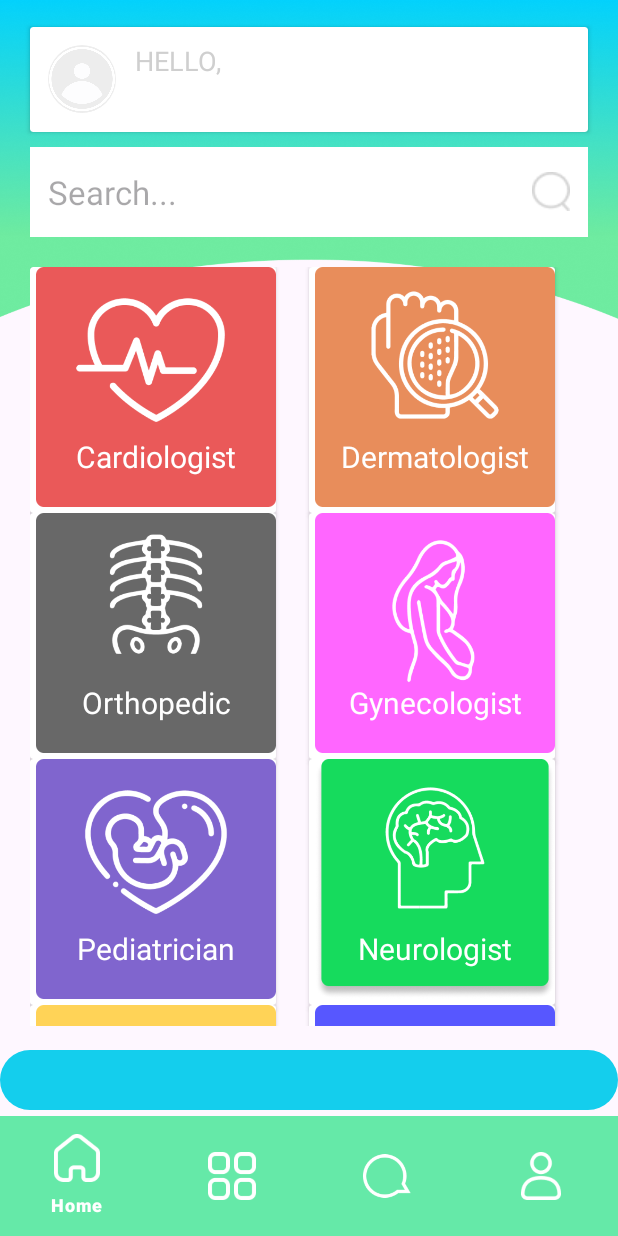
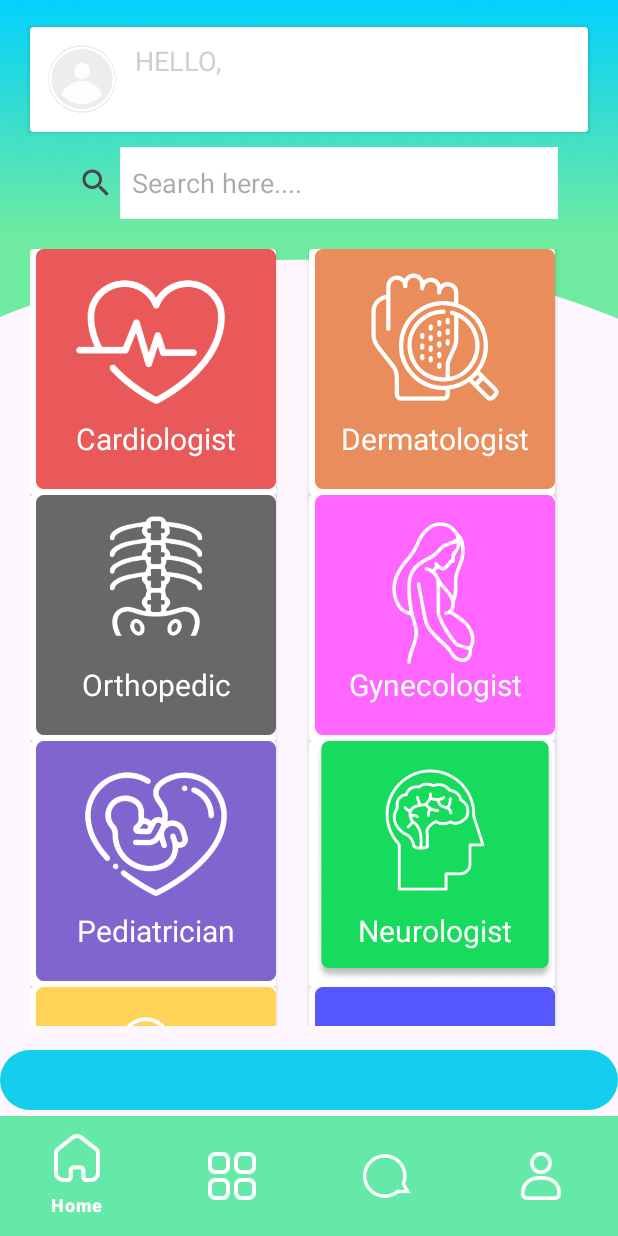
Before and after one commit to MohamedAbbas289/Care-Circle, an Android app: the fragment CategoriesFragment placed in its activity, on a phone screen of 412 x 824 dp. Run offline under Robolectric (Android 15) with nearby library versions, the phone set to English and light mode, and no system bars; our stand-ins replace CircleImageView, Firebase (no records; nobody signed in at launch, a user with empty details on screens opened directly); libraries missing offline, so code that uses them is left out: com.alan.alansdk; plain views replace AlanButton; pictures from the network do not load; 5 statements that could not run were skipped.

Commit message:
+ Search bar + top Doctors Search + Categories Search

```diff
--- a/app/src/main/java/com/example/carecircle/ui/patients/main/tabs/categories/CategoriesAdapter.kt
+++ b/app/src/main/java/com/example/carecircle/ui/patients/main/tabs/categories/CategoriesAdapter.kt
@@ -6,9 +6,14 @@ import androidx.recyclerview.widget.RecyclerView
 import com.example.carecircle.databinding.CategoryItemBinding
 import com.example.carecircle.model.CategoryData
 
-class CategoriesAdapter(val categories: ArrayList<CategoryData>) :
+class CategoriesAdapter(var categories: List<CategoryData>) :
     RecyclerView.Adapter<CategoriesAdapter.ViewHolder>() {
     class ViewHolder(val binding: CategoryItemBinding) : RecyclerView.ViewHolder(binding.root)
+
+    fun setFilteredList(categories: ArrayList<CategoryData>){
+        this.categories =categories
+        notifyDataSetChanged()
+    }
 
     override fun onCreateViewHolder(parent: ViewGroup, viewType: Int): ViewHolder {
         val binding =
--- a/app/src/main/java/com/example/carecircle/ui/patients/main/tabs/home/TopDoctorsAdapter.kt
+++ b/app/src/main/java/com/example/carecircle/ui/patients/main/tabs/home/TopDoctorsAdapter.kt
@@ -7,8 +7,9 @@ import com.bumptech.glide.Glide
 import com.example.carecircle.R
 import com.example.carecircle.databinding.DocItemBinding
 import com.example.carecircle.model.Doctor
+import java.util.ArrayList
 
-class TopDoctorsAdapter(val doctorsList: MutableList<Doctor>) :
+class TopDoctorsAdapter(var doctorsList: MutableList<Doctor>) :
     RecyclerView.Adapter<TopDoctorsAdapter.ViewHolder>() {
 
     class ViewHolder(val itemBinding: DocItemBinding) : RecyclerView.ViewHolder(itemBinding.root) {
@@ -43,6 +44,11 @@ class TopDoctorsAdapter(val doctorsList: MutableList<Doctor>) :
 
     }
 
+    fun setFilteredList(mlist: ArrayList<Doctor>) {
+        this.doctorsList = mlist
+        notifyDataSetChanged()
+    }
+
     var onItemClickListener: OnItemClickListener? = null
 
     fun interface OnItemClickListener {
--- a/app/src/main/res/layout/fragment_categories.xml
+++ b/app/src/main/res/layout/fragment_categories.xml
@@ -53,20 +53,27 @@
             tools:text="User Name" />
     </androidx.cardview.widget.CardView>
 
-    <EditText
-        android:id="@+id/search_bar"
+    <LinearLayout
+        android:id="@+id/boxToSearch"
         android:layout_width="match_parent"
-        android:layout_height="60dp"
+        android:layout_height="wrap_content"
         android:layout_marginHorizontal="20dp"
         android:layout_marginTop="10dp"
-        android:background="@color/white"
-        android:drawableEnd="@drawable/vector"
-        android:hint="Search..."
+        android:backgroundTint="@color/white"
         android:paddingHorizontal="12dp"
-        android:textSize="22sp"
         app:layout_constraintEnd_toEndOf="parent"
         app:layout_constraintStart_toStartOf="parent"
-        app:layout_constraintTop_toBottomOf="@id/profile_bar" />
+        app:layout_constraintTop_toBottomOf="@id/profile_bar">
+
+        <androidx.appcompat.widget.SearchView
+            android:id="@+id/search_bar"
+            android:layout_width="match_parent"
+            android:layout_height="match_parent"
+            android:textSize="22sp"
+            app:iconifiedByDefault="false"
+            app:queryBackground="@color/white"
+            app:queryHint="Search here...." />
+    </LinearLayout>
 
     <androidx.recyclerview.widget.RecyclerView
         android:id="@+id/categories_list"
@@ -79,7 +86,7 @@
         app:layout_constraintBottom_toBottomOf="parent"
         app:layout_constraintEnd_toEndOf="parent"
         app:layout_constraintStart_toStartOf="parent"
-        app:layout_constraintTop_toBottomOf="@id/search_bar"
+        app:layout_constraintTop_toBottomOf="@id/boxToSearch"
         app:spanCount="2"
         tools:listitem="@layout/category_item" />
 
```
Also changed, not shown: app/src/main/java/com/example/carecircle/ui/patients/main/tabs/categories/CategoriesFragment.kt (+33 -0 lines), app/src/main/java/com/example/carecircle/ui/patients/main/tabs/home/HomeFragment.kt (+34 -1 lines), app/src/main/res/layout/fragment_home.xml (+9 -11 lines).
